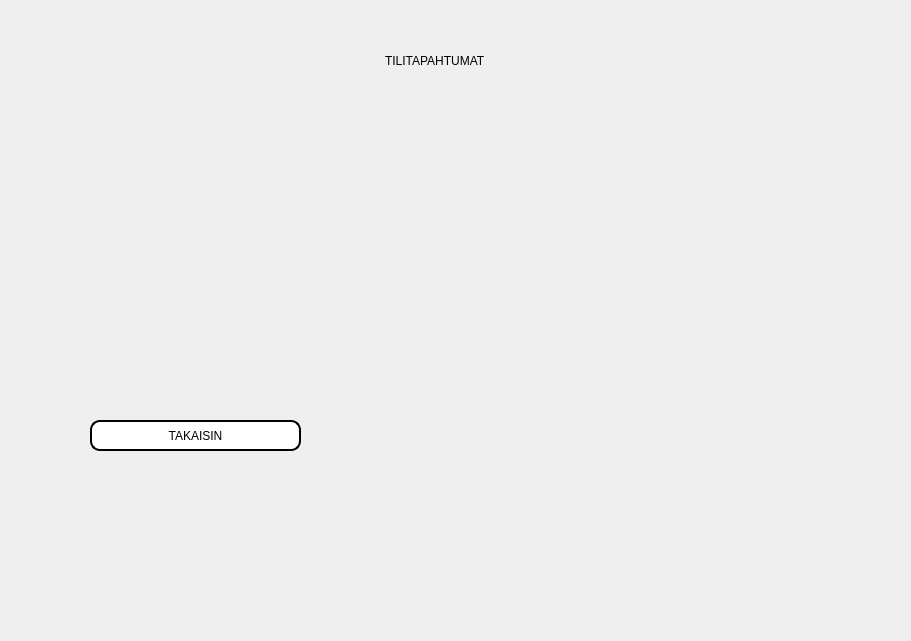
First picture: the form in bank_automat/transactpage.ui, repository tvt20kmo-ohjelmistokehitysprojekti/Group1, before the edit.
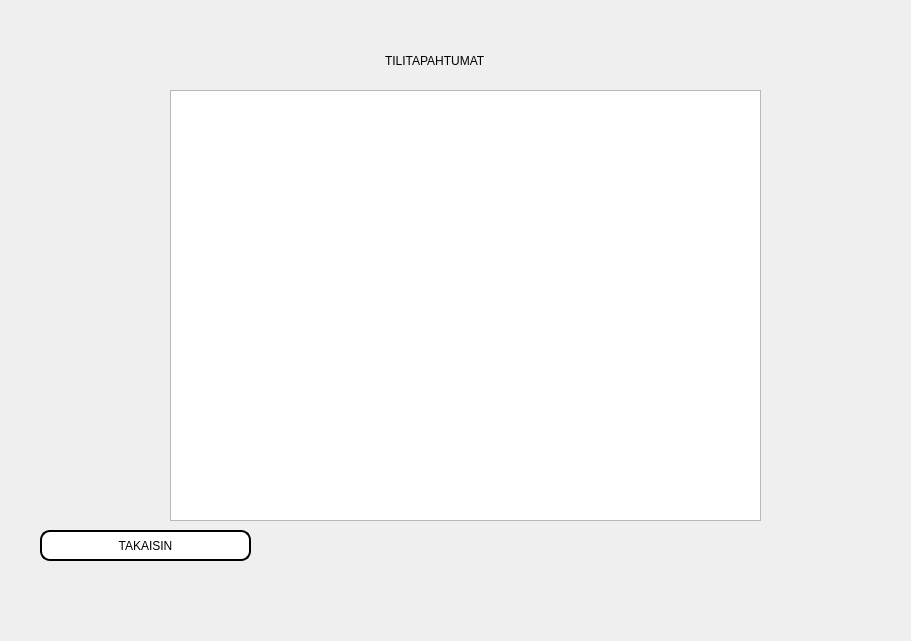
Second picture: the form after the edit.

The edit to the form file:
```diff
--- a/bank_automat/transactpage.ui
+++ b/bank_automat/transactpage.ui
@@ -49,8 +49,8 @@
   <widget class="QPushButton" name="Btn_Takaisin">
    <property name="geometry">
     <rect>
-     <x>90</x>
-     <y>420</y>
+     <x>40</x>
+     <y>530</y>
      <width>211</width>
      <height>31</height>
     </rect>
@@ -79,6 +79,16 @@
     <string>TILITAPAHTUMAT</string>
    </property>
   </widget>
+  <widget class="QListView" name="accountEventsScreen">
+   <property name="geometry">
+    <rect>
+     <x>170</x>
+     <y>90</y>
+     <width>591</width>
+     <height>431</height>
+    </rect>
+   </property>
+  </widget>
  </widget>
  <resources/>
  <connections/>
```
